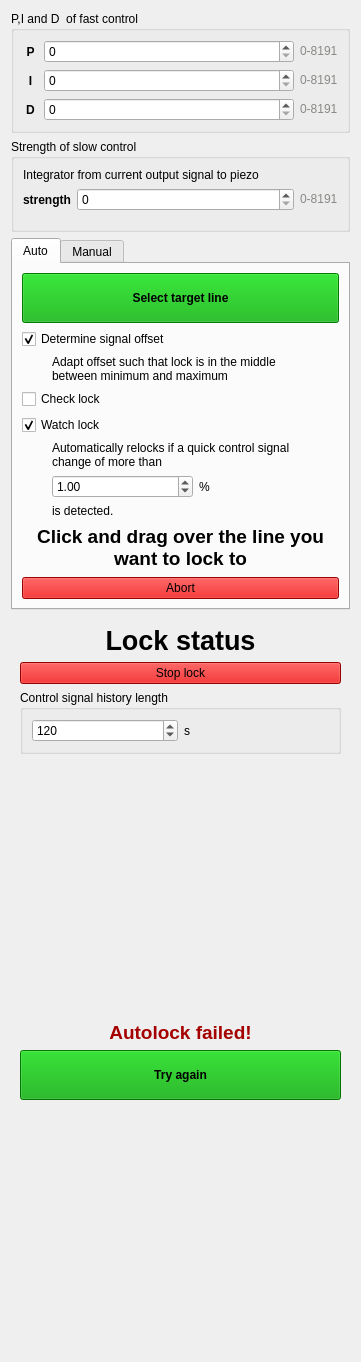
Above: linien/gui/ui/locking_panel.ui from linien-org/linien before the change. Below: the same form after it.
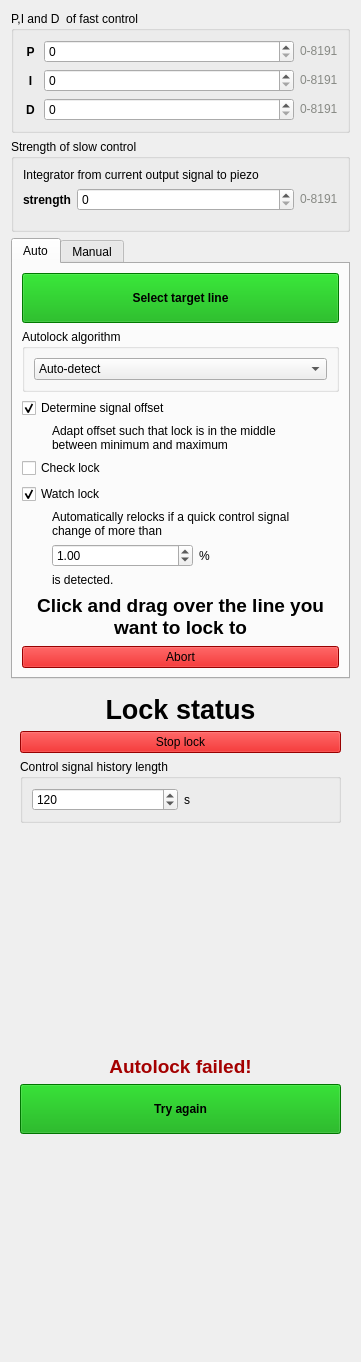
That is the form after the change. Custom widgets are drawn as their Qt base class.

Patch:
```diff
--- a/linien/gui/ui/locking_panel.ui
+++ b/linien/gui/ui/locking_panel.ui
@@ -431,6 +431,34 @@
             </property>
            </widget>
           </item>
+          <item>
+           <widget class="QGroupBox" name="groupBox">
+            <property name="title">
+             <string>Autolock algorithm</string>
+            </property>
+            <layout class="QVBoxLayout" name="verticalLayout_8">
+             <item>
+              <widget class="QComboBox" name="autolock_mode_preference">
+               <item>
+                <property name="text">
+                 <string>Auto-detect</string>
+                </property>
+               </item>
+               <item>
+                <property name="text">
+                 <string>Jitter-tolerant mode</string>
+                </property>
+               </item>
+               <item>
+                <property name="text">
+                 <string>Fast mode</string>
+                </property>
+               </item>
+              </widget>
+             </item>
+            </layout>
+           </widget>
+          </item>
           <item>
            <widget class="QCheckBox" name="autoOffsetCheckbox">
             <property name="text">
```
